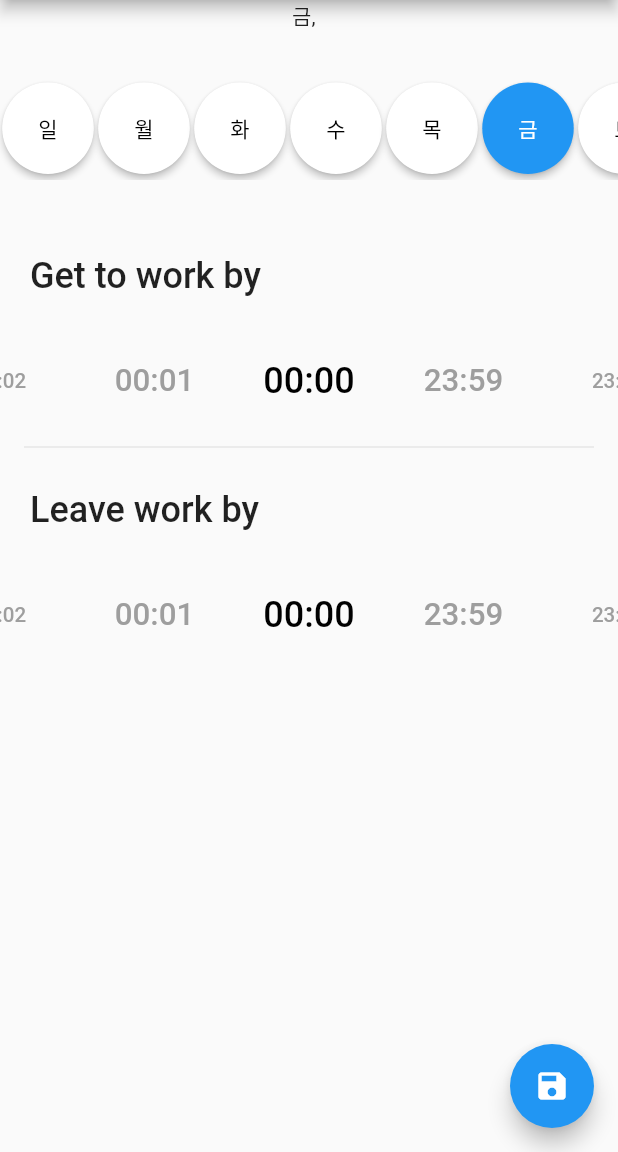
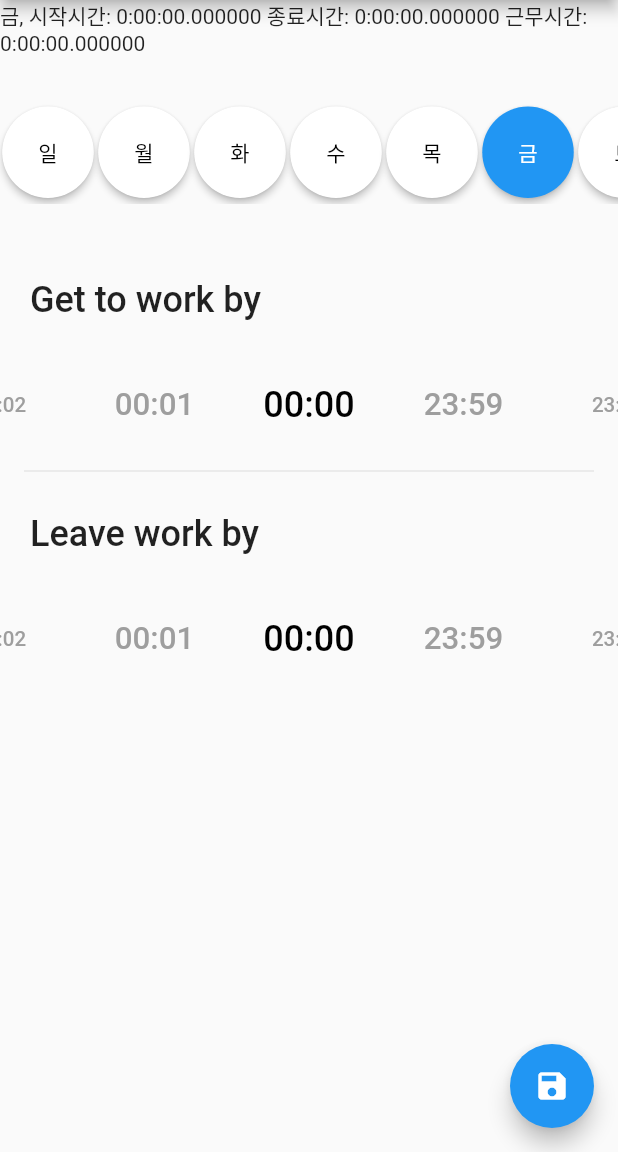
Before and after one commit to yunseop-dev/workhour, a Flutter app: the screen it shows after launch, on a phone screen of 412 x 824 dp, the part 84-1236 px from its top. Run offline on Flutter 3.47's test engine with Material 2 defaults, Android fonts, the phone set to English and light mode, and no system bars; drawn by our look-alikes of carousel_slider; our stand-ins replace sqflite, time; accounts and stored records are empty.

Commit message:
시간 계산 방식 수정

```diff
--- a/lib/main.dart
+++ b/lib/main.dart
@@ -1,5 +1,6 @@
 import 'package:flutter/material.dart';
 import 'package:flutter_workhour/widgets/time_selector.dart';
+import 'package:time/time.dart';
 
 Map<int, String> dayOfWeek = {
   0: '일',
@@ -39,8 +40,8 @@ class _MyStatefulWidgetState extends State<_MyStatefulWidget> {
   int currentPageOfGetToWork = 0;
   int currentPageOfLeaveWork = 0;
 
-  String getToWorkTime = '';
-  String leaveWorkTime = '';
+  Duration getToWorkTime = 0.seconds;
+  Duration leaveWorkTime = 0.seconds;
   String? currentDayOfWeek = dayOfWeek[DateTime.now().weekday];
 
   @override
@@ -57,8 +58,10 @@ class _MyStatefulWidgetState extends State<_MyStatefulWidget> {
 
   @override
   Widget build(BuildContext context) {
+    var workHour = leaveWorkTime - getToWorkTime;
     return Column(children: <Widget>[
-      Text('$currentDayOfWeek, $getToWorkTime $leaveWorkTime'),
+      Text(
+          '$currentDayOfWeek, 시작시간: $getToWorkTime 종료시간: $leaveWorkTime 근무시간: $workHour'),
       Container(
         margin: const EdgeInsets.symmetric(vertical: 30),
         child: SingleChildScrollView(
@@ -102,8 +105,10 @@ class _MyStatefulWidgetState extends State<_MyStatefulWidget> {
       TimeSelector(
         onChange: (time) {
           print('one $time');
+          Duration hour = int.parse(time.split(':')[0]).hours;
+          Duration minutes = int.parse(time.split(':')[1]).minutes;
           setState(() {
-            getToWorkTime = time;
+            getToWorkTime = hour + minutes;
           });
         },
       ),
@@ -124,8 +129,10 @@ class _MyStatefulWidgetState extends State<_MyStatefulWidget> {
       ),
       TimeSelector(onChange: (time) {
         print('two $time');
+        Duration hour = int.parse(time.split(':')[0]).hours;
+        Duration minutes = int.parse(time.split(':')[1]).minutes;
         setState(() {
-          leaveWorkTime = time;
+          leaveWorkTime = hour + minutes;
         });
       })
     ]);
```
